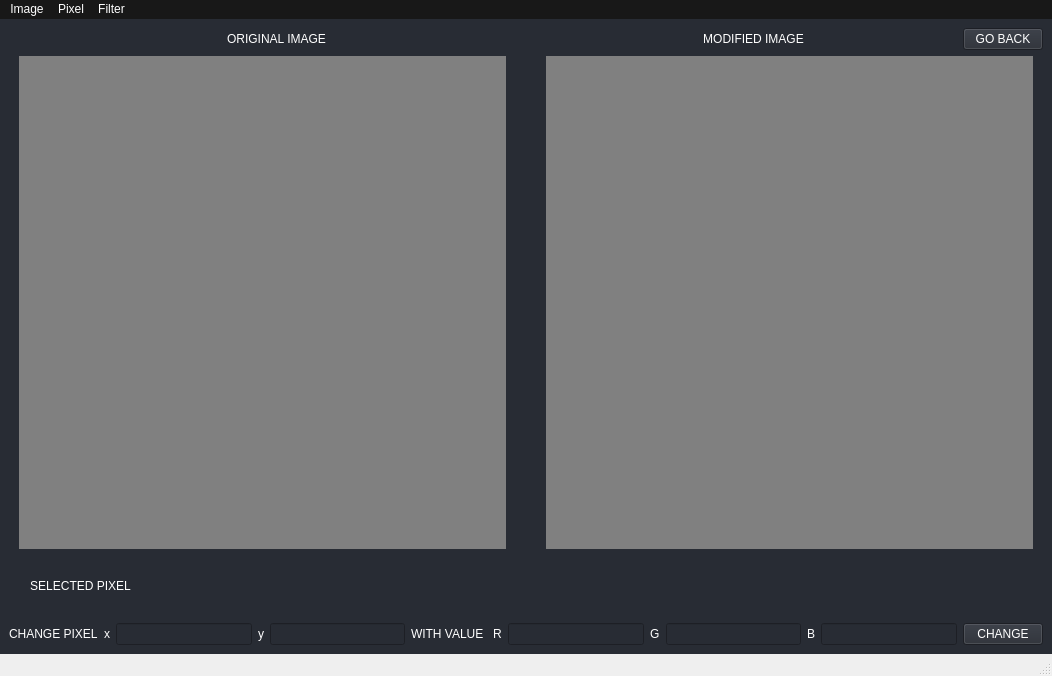
Old version of the form TP0/GUI/gui2.ui in the repository MatiMonaco/ATI_TPS.
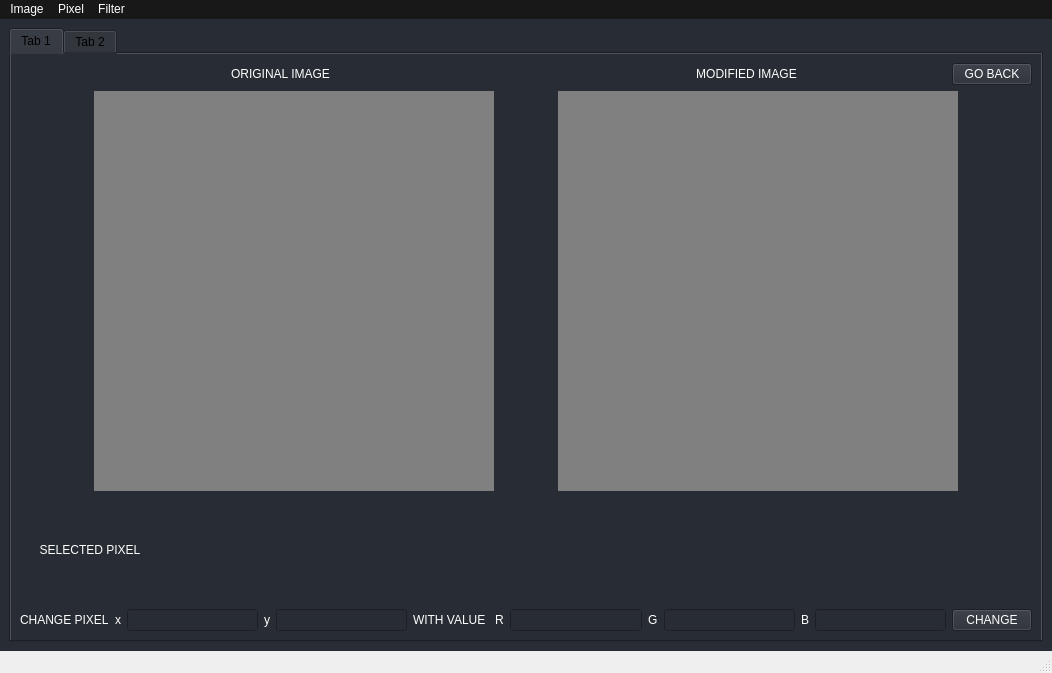
New version of the form.

The edit to the form file:
```diff
--- a/TP0/GUI/gui2.ui
+++ b/TP0/GUI/gui2.ui
@@ -7,7 +7,7 @@
     <x>0</x>
     <y>0</y>
     <width>1052</width>
-    <height>676</height>
+    <height>673</height>
    </rect>
   </property>
   <property name="cursor">
@@ -48,11 +48,21 @@
     <string notr="true">background-color: rgb(40, 44, 52); 
  </string>
    </property>
-   <layout class="QVBoxLayout" name="verticalLayout" stretch="1,8,1,1">
+   <layout class="QVBoxLayout" name="verticalLayout" stretch="0">
     <property name="sizeConstraint">
      <enum>QLayout::SetMaximumSize</enum>
     </property>
     <item>
+     <widget class="QTabWidget" name="tabWidget">
+      <property name="currentIndex">
+       <number>0</number>
+      </property>
+      <widget class="QWidget" name="tab">
+       <attribute name="title">
+        <string>Tab 1</string>
+       </attribute>
+       <layout class="QVBoxLayout" name="verticalLayout_2" stretch="1,8,1,1">
+        <item>
      <layout class="QHBoxLayout" name="horizontalLayout" stretch="2,3,4,0,2,0">
       <property name="sizeConstraint">
        <enum>QLayout::SetDefaultConstraint</enum>
@@ -135,12 +145,12 @@
      </layout>
     </item>
     <item>
-     <layout class="QHBoxLayout" name="horizontalLayout_2" stretch="7,0,7">
+         <layout class="QHBoxLayout" name="horizontalLayout_2" stretch="0,0,0">
       <property name="spacing">
        <number>0</number>
       </property>
       <property name="sizeConstraint">
-       <enum>QLayout::SetDefaultConstraint</enum>
+           <enum>QLayout::SetMinimumSize</enum>
       </property>
       <property name="leftMargin">
        <number>10</number>
@@ -150,6 +160,18 @@
       </property>
       <item>
        <widget class="QLabel" name="original_image">
+            <property name="sizePolicy">
+             <sizepolicy hsizetype="Fixed" vsizetype="Fixed">
+              <horstretch>0</horstretch>
+              <verstretch>0</verstretch>
+             </sizepolicy>
+            </property>
+            <property name="minimumSize">
+             <size>
+              <width>400</width>
+              <height>400</height>
+             </size>
+            </property>
         <property name="styleSheet">
          <string notr="true">background-color: grey; 
  </string>
@@ -170,10 +192,13 @@
         <property name="orientation">
          <enum>Qt::Horizontal</enum>
         </property>
+            <property name="sizeType">
+             <enum>QSizePolicy::Minimum</enum>
+            </property>
         <property name="sizeHint" stdset="0">
          <size>
-          <width>40</width>
-          <height>20</height>
+              <width>0</width>
+              <height>0</height>
          </size>
         </property>
        </spacer>
@@ -183,6 +208,18 @@
         <property name="enabled">
          <bool>true</bool>
         </property>
+            <property name="sizePolicy">
+             <sizepolicy hsizetype="Fixed" vsizetype="Fixed">
+              <horstretch>0</horstretch>
+              <verstretch>0</verstretch>
+             </sizepolicy>
+            </property>
+            <property name="minimumSize">
+             <size>
+              <width>400</width>
+              <height>400</height>
+             </size>
+            </property>
         <property name="layoutDirection">
          <enum>Qt::LeftToRight</enum>
         </property>
@@ -373,6 +410,15 @@
     </item>
    </layout>
   </widget>
+      <widget class="QWidget" name="tab_2">
+       <attribute name="title">
+        <string>Tab 2</string>
+       </attribute>
+      </widget>
+     </widget>
+    </item>
+   </layout>
+  </widget>
   <widget class="QMenuBar" name="menubar">
    <property name="geometry">
     <rect>
```
Left out of the diff: 2 changed lines with no effect on the pictures. Lines whose indentation alone changed are shown as unchanged.
